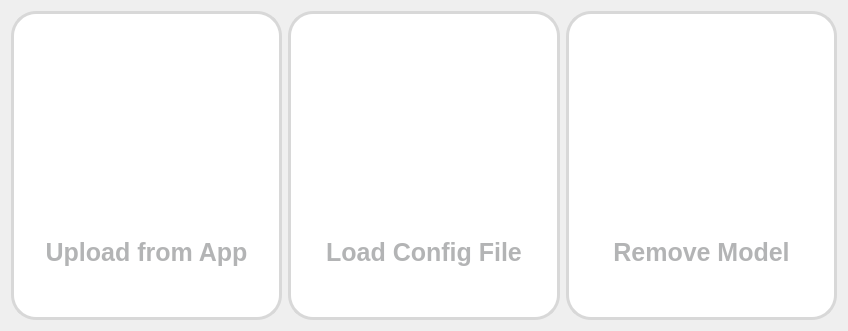
The window that src/ModelLoaderDialog.ui (thinkexist1989/rocos-viz) describes before a commit, drawn with Qt 5.
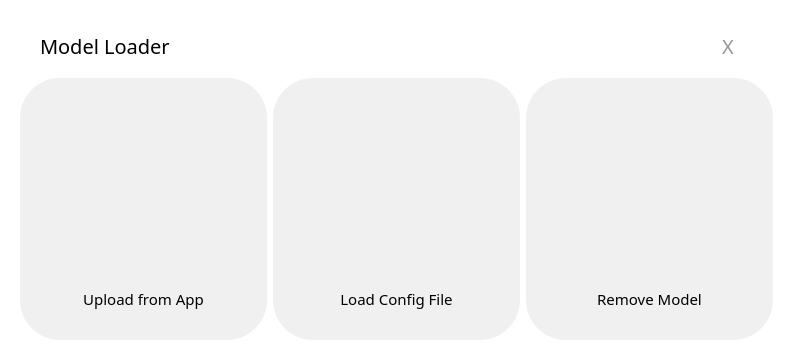
The same window after the commit. Icons and pictures are not drawn.

What changed in the file:
```diff
--- a/src/ModelLoaderDialog.ui
+++ b/src/ModelLoaderDialog.ui
@@ -6,22 +6,130 @@
    <rect>
     <x>0</x>
     <y>0</y>
-    <width>848</width>
-    <height>331</height>
+    <width>793</width>
+    <height>360</height>
    </rect>
   </property>
+  <property name="font">
+   <font>
+    <family>Alibaba PuHuiTi 3.0</family>
+    <pointsize>11</pointsize>
+    <italic>false</italic>
+    <bold>false</bold>
+   </font>
+  </property>
   <property name="windowTitle">
    <string>Model Loader</string>
   </property>
   <property name="styleSheet">
-   <string notr="true">QWidget {
-	font: 11pt &quot;Alibaba PuHuiTi 2.0&quot;;
+   <string notr="true">QDialog {
+	background-color: transparent;
+	border-radius: 60px;
+}
+
+QWidget {
+	font: 11pt &quot;Alibaba PuHuiTi 3.0&quot;;
 }</string>
   </property>
   <property name="modal">
    <bool>false</bool>
   </property>
-  <layout class="QHBoxLayout" name="horizontalLayout">
+  <layout class="QGridLayout" name="gridLayout">
+   <item row="0" column="0">
+    <widget class="QWidget" name="widget" native="true">
+     <property name="styleSheet">
+      <string notr="true">QWidget {
+	font: 11pt &quot;Alibaba PuHuiTi 3.0&quot;;
+   background-color: white;
+   border-radius: 50px;
+}</string>
+     </property>
+     <layout class="QVBoxLayout" name="verticalLayout" stretch="1,5">
+      <item>
+       <layout class="QHBoxLayout" name="horizontalLayout" stretch="3,10,1">
+        <property name="leftMargin">
+         <number>20</number>
+        </property>
+        <property name="rightMargin">
+         <number>20</number>
+        </property>
+        <item>
+         <widget class="QLabel" name="label">
+          <property name="font">
+           <font>
+            <family>Alibaba PuHuiTi 3.0</family>
+            <pointsize>15</pointsize>
+            <italic>false</italic>
+            <bold>false</bold>
+           </font>
+          </property>
+          <property name="styleSheet">
+           <string notr="true">QLabel {
+    	font: 15pt &quot;Alibaba PuHuiTi 3.0&quot;;
+}</string>
+          </property>
+          <property name="text">
+           <string>Model Loader</string>
+          </property>
+         </widget>
+        </item>
+        <item>
+         <spacer name="horizontalSpacer">
+          <property name="orientation">
+           <enum>Qt::Horizontal</enum>
+          </property>
+          <property name="sizeHint" stdset="0">
+           <size>
+            <width>40</width>
+            <height>20</height>
+           </size>
+          </property>
+         </spacer>
+        </item>
+        <item>
+         <widget class="QPushButton" name="exitButton">
+          <property name="sizePolicy">
+           <sizepolicy hsizetype="Preferred" vsizetype="Preferred">
+            <horstretch>0</horstretch>
+            <verstretch>0</verstretch>
+           </sizepolicy>
+          </property>
+          <property name="font">
+           <font>
+            <family>Alibaba PuHuiTi 3.0</family>
+            <pointsize>15</pointsize>
+            <italic>false</italic>
+            <bold>false</bold>
+           </font>
+          </property>
+          <property name="styleSheet">
+           <string notr="true">QPushButton {
+    font: 15pt &quot;Alibaba PuHuiTi 3.0&quot;;
+
+	border: 0px solid #D8D8D8;
+	border-radius: 40px;
+	color: #979797;
+}
+
+QPushButton:hover {
+	background-color: #496FFF;
+	color: white;
+}
+
+QPushButton:pressed, QPushButton:checked {
+	color: red;
+}
+</string>
+          </property>
+          <property name="text">
+           <string>X</string>
+          </property>
+         </widget>
+        </item>
+       </layout>
+      </item>
+      <item>
+       <layout class="QHBoxLayout" name="horizontalLayout_2">
    <item>
     <widget class="QPushButton" name="uploadButton">
      <property name="sizePolicy">
@@ -34,19 +142,17 @@
       <string notr="true">QPushButton {
 	background-image: url(:/res/file_upload.png);
 	background-origin: content;
-	background-position: top;
+	background-position: center;
 	background-repeat: no-repeat;
 
 	text-align: bottom;
-	padding-bottom: 50px;
-	font-size: 25px;
-	color: #D8D8D8;
+	padding-bottom: 30px;
+	font-size: 11pt;
 
-	background-color: white;
-	border: 3px solid #D8D8D8;
-	border-radius: 25px;
-	color: #B3B4B5;
-	font-weight: bold;
+	background-color: #F0F0F0;
+	border: 0px solid #D8D8D8;
+	border-radius: 40px;
+	color: #000000;
 }
 
 QPushButton:hover {
@@ -55,9 +161,7 @@
 }
 
 QPushButton:pressed, QPushButton:checked {
-	background-color: #DFF3FC;
-	color: #262626;
-	border: 0;
+	color: red;
 }</string>
      </property>
      <property name="text">
@@ -83,19 +187,17 @@
       <string notr="true">QPushButton {
 	background-image: url(:/res/file.png);
 	background-origin: content;
-	background-position: top;
+	background-position: center;
 	background-repeat: no-repeat;
 
 	text-align: bottom;
-	padding-bottom: 50px;
-	font-size: 25px;
-	color: #D8D8D8;
+	padding-bottom: 30px;
+	font-size: 11pt;
 
-	background-color: white;
-	border: 3px solid #D8D8D8;
-	border-radius: 25px;
-	color: #B3B4B5;
-	font-weight: bold;
+	background-color: #F0F0F0;
+	border: 0px solid #D8D8D8;
+	border-radius: 40px;
+	color: #000000;
 }
 
 QPushButton:hover {
@@ -104,9 +206,7 @@
 }
 
 QPushButton:pressed, QPushButton:checked {
-	background-color: #DFF3FC;
-	color: #262626;
-	border: 0;
+	color: red;
 }</string>
      </property>
      <property name="text">
@@ -132,19 +232,17 @@
       <string notr="true">QPushButton {
 	background-image: url(:/res/remove.png);
 	background-origin: content;
-	background-position: top;
+	background-position: center;
 	background-repeat: no-repeat;
 
 	text-align: bottom;
-	padding-bottom: 50px;
-	font-size: 25px;
-	color: #D8D8D8;
+	padding-bottom: 30px;
+	font-size: 11pt;
 
-	background-color: white;
-	border: 3px solid #D8D8D8;
-	border-radius: 25px;
-	color: #B3B4B5;
-	font-weight: bold;
+	background-color: #F0F0F0;
+	border: 0px solid #D8D8D8;
+	border-radius: 40px;
+	color: #000000;
 }
 
 QPushButton:hover {
@@ -153,9 +251,7 @@
 }
 
 QPushButton:pressed, QPushButton:checked {
-	background-color: #DFF3FC;
-	color: #262626;
-	border: 0;
+	color: red;
 }</string>
      </property>
      <property name="text">
@@ -167,6 +263,11 @@
        <height>60</height>
       </size>
      </property>
+         </widget>
+        </item>
+       </layout>
+      </item>
+     </layout>
     </widget>
    </item>
   </layout>
```
Left out of the diff: 21 changed lines with no effect on the pictures. Lines whose indentation alone changed are shown as unchanged.
